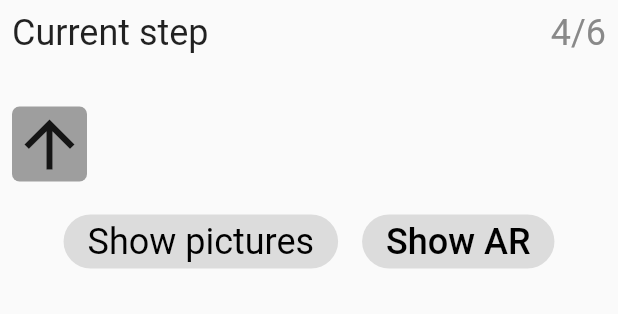
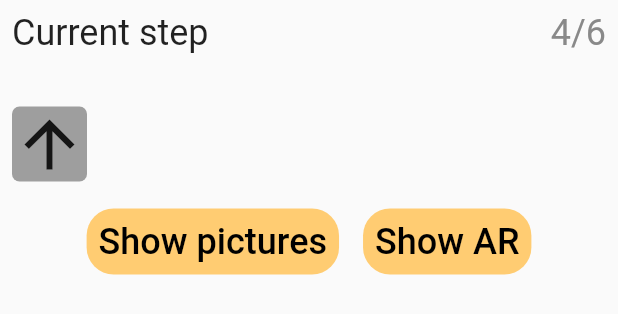
Before and after one commit to Hanker00/Parkrun_AR, a Flutter app: the CurrentStep widget shown alone on an empty page, opened directly with empty values, on a phone screen of 412 x 824 dp. Shown: the top 314 px of the screen. Run offline on Flutter 3.47's test engine with Material 2 defaults, Android fonts, the phone set to English and light mode, and no system bars; our stand-ins replace flutter_map, latlong2.

Commit message:
refactor: added more styling and removed unecessary stuff

```diff
--- a/lib/widgets/current_step.dart
+++ b/lib/widgets/current_step.dart
@@ -1,16 +1,16 @@
 import 'package:flutter/material.dart';
-import 'package:flutter/src/widgets/framework.dart';
-import 'package:flutter/src/widgets/placeholder.dart';
 import 'package:parkrun_ar/models/map_markers/map_marker.dart';
 
 class CurrentStep extends StatelessWidget {
   final MapMarker currentSign;
   final int totalMarkers;
-  const CurrentStep({super.key, required this.currentSign, required this.totalMarkers});
+  const CurrentStep(
+      {super.key, required this.currentSign, required this.totalMarkers});
 
   @override
   Widget build(BuildContext context) {
-    return Column(
+    return SizedBox(
+      child: Column(
         children: [
           Row(
             mainAxisAlignment: MainAxisAlignment.spaceBetween,
@@ -29,9 +29,7 @@
                 child: Text(
                   "${4}/${6}",
                   style: TextStyle(
-                  fontSize: 24,
-                  color: Color.fromRGBO(137, 137, 137, 100)
-                ),
+                      fontSize: 24, color: Color.fromRGBO(137, 137, 137, 100)),
                 ),
               ),
             ],
@@ -39,14 +37,16 @@
           Row(
             mainAxisAlignment: MainAxisAlignment.center,
             children: [
-          Center(child: Text(
+              Center(
+                  child: Text(
                 currentSign.title,
                 style: const TextStyle(
                   fontSize: 16,
                   fontWeight: FontWeight.bold,
                 ),
               ))
-        ],),
+            ],
+          ),
           Row(
             mainAxisAlignment: MainAxisAlignment.center,
             children: [
@@ -70,13 +70,12 @@
                   child: Text(
                     currentSign.description,
                     overflow: TextOverflow.clip,
-                  style: TextStyle(
+                    style: const TextStyle(
                       fontSize: 16,
                     ),
                   ),
                 ),
               ),
-
             ],
           ),
           Row(
@@ -84,40 +83,48 @@
             children: [
               Padding(
                 padding: const EdgeInsets.all(8.0),
-                child: ElevatedButton(
+                child: TextButton(
                   onPressed: null,
-                  style: ElevatedButton.styleFrom(
-                    shape: const StadiumBorder(),
-                    textStyle: const TextStyle(
-                      fontSize: 24,
-                    )
+                  style: ButtonStyle(
+                    shape: MaterialStateProperty.all<RoundedRectangleBorder>(
+                      RoundedRectangleBorder(
+                        borderRadius: BorderRadius.circular(18.0),
                       ),
-                  child: const Text(
-                    "Show pictures",
+                    ),
+                    backgroundColor: MaterialStateProperty.all<Color>(
+                        const Color.fromRGBO(255, 204, 114, 100)),
+                  ),
+                  child: const Text("Show pictures",
                       style: TextStyle(
                         fontSize: 24,
                         color: Colors.black,
-                    )
-                    ),
+                      )),
                 ),
               ),
               Padding(
                 padding: const EdgeInsets.all(8.0),
-                child: ElevatedButton(
+                child: TextButton(
                   onPressed: null,
-                  style: ElevatedButton.styleFrom(
-                    shape: const StadiumBorder(),
+                  style: ButtonStyle(
+                    shape: MaterialStateProperty.all<RoundedRectangleBorder>(
+                      RoundedRectangleBorder(
+                        borderRadius: BorderRadius.circular(18.0),
                       ),
-                  child: const Text(
-                    "Show AR",
+                    ),
+                    backgroundColor: MaterialStateProperty.all<Color>(
+                        const Color.fromRGBO(255, 204, 114, 100)),
+                  ),
+                  child: const Text("Show AR",
                       style: TextStyle(
                         fontSize: 24,
                         color: Colors.black,
                       )),
                 ),
               )
-            ],)
             ],
+          )
+        ],
+      ),
     );
   }
 }
```
Lines whose indentation alone changed are shown as unchanged.
